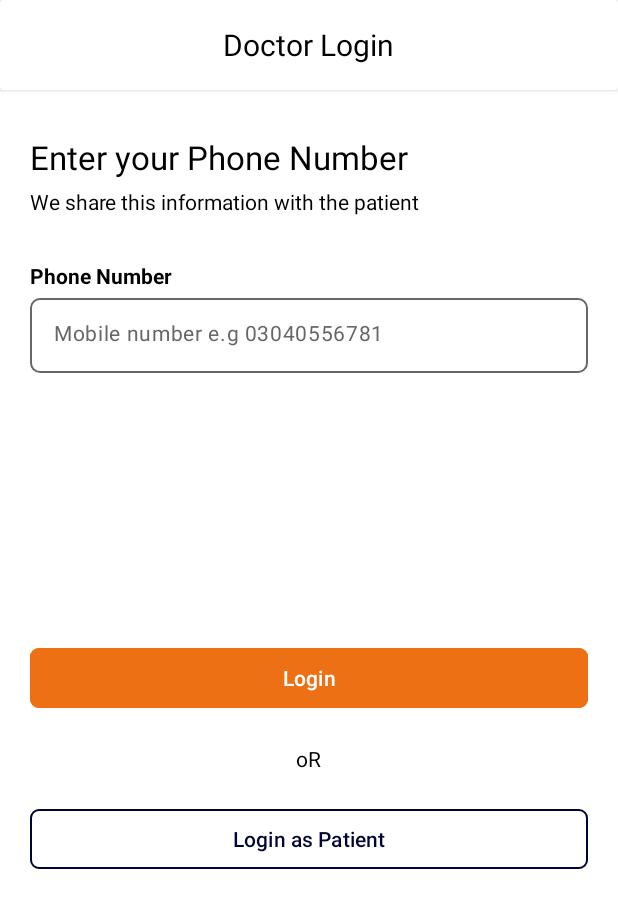
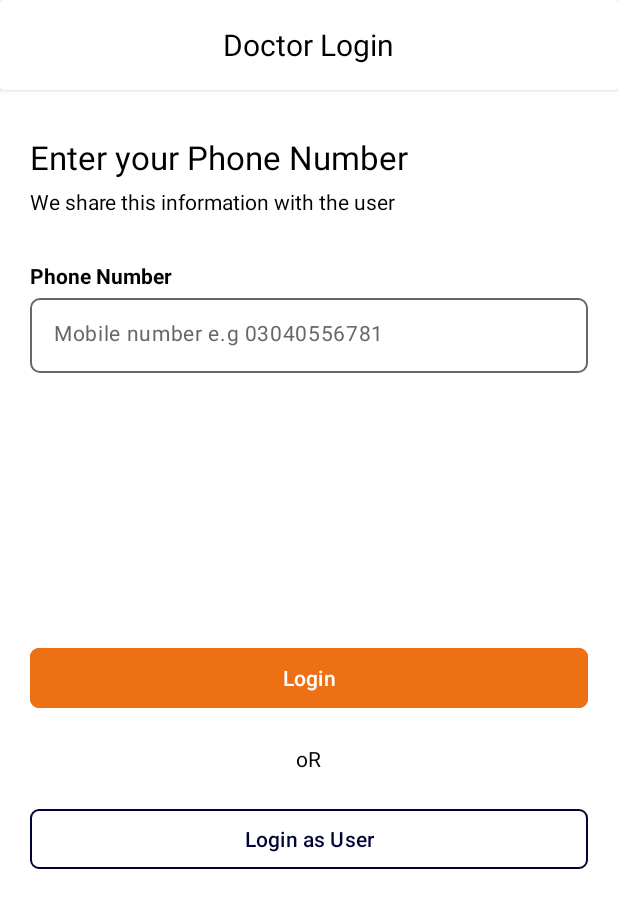
Before and after one commit to Hassan1133/WellnessVet, an Android app: the DoctorLoginSignupActivity screen opened directly, with no data from a screen before it, on a phone screen of 412 x 824 dp. Shown: the top 908 px of the screen. Run offline under Robolectric (Android 15) with nearby library versions, the light colour scheme and no system bars; libraries missing offline, so code that uses them is left out: com.otpview; plain views replace OTPTextView.

Commit message:
string updated

```diff
--- a/app/src/main/res/layout/activity_doctor_login_signup.xml
+++ b/app/src/main/res/layout/activity_doctor_login_signup.xml
@@ -62,7 +62,7 @@
             android:layout_marginStart="20dp"
             android:layout_marginTop="5dp"
             android:layout_marginEnd="20dp"
-            android:text="@string/we_share_this_information_with_the_patient"
+            android:text="@string/we_share_this_information_with_the_user"
             android:textColor="@color/black"
             android:textSize="14sp" />
 
@@ -165,7 +165,7 @@
             android:layout_below="@+id/orText"
             android:layout_marginStart="20dp"
             android:layout_marginEnd="20dp"
-            android:text="@string/login_as_patient"
+            android:text="@string/login_as_user"
             android:textColor="@color/dark_navy_blue"
             app:cornerRadius="6dp"
             app:strokeColor="@color/dark_navy_blue" />
--- a/app/src/main/res/values/strings.xml
+++ b/app/src/main/res/values/strings.xml
@@ -11,6 +11,6 @@
     <string name="login_as_doctor">Login as Doctor</string>
 
     <string name="doctor_login">Doctor Login</string>
-    <string name="we_share_this_information_with_the_patient">We share this information with the patient</string>
-    <string name="login_as_patient">Login as Patient</string>
+    <string name="we_share_this_information_with_the_user">We share this information with the user</string>
+    <string name="login_as_user">Login as User</string>
 </resources>
```
